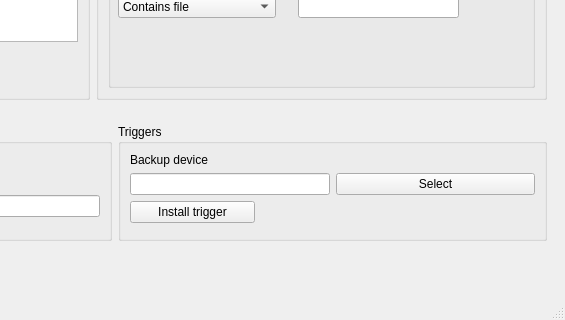
Qt form QuickBackup3/mainwindow.ui (otsakir/lisa-backup) before a commit; both pictures show x 335 to 900 and y 263 to 583 of the 900 by 583 pixel window.
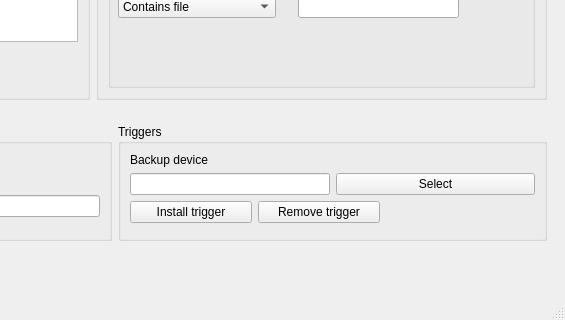
The same form after that commit.

The edit to the form file:
```diff
--- a/QuickBackup3/mainwindow.ui
+++ b/QuickBackup3/mainwindow.ui
@@ -353,6 +353,12 @@
       <layout class="QHBoxLayout" name="horizontalLayout_4">
        <item>
         <widget class="QGroupBox" name="groupBoxDestination">
+         <property name="sizePolicy">
+          <sizepolicy hsizetype="Expanding" vsizetype="Preferred">
+           <horstretch>0</horstretch>
+           <verstretch>0</verstretch>
+          </sizepolicy>
+         </property>
          <property name="title">
           <string>Destination</string>
          </property>
@@ -378,6 +384,9 @@
               <verstretch>0</verstretch>
              </sizepolicy>
             </property>
+            <property name="text">
+             <string/>
+            </property>
            </widget>
           </item>
          </layout>
@@ -434,6 +443,8 @@
            </layout>
           </item>
           <item>
+           <layout class="QHBoxLayout" name="horizontalLayout_6">
+            <item>
            <widget class="QPushButton" name="pushButton_2">
             <property name="minimumSize">
              <size>
@@ -451,6 +462,40 @@
              <string>Install trigger</string>
             </property>
            </widget>
+            </item>
+            <item>
+             <widget class="QPushButton" name="pushButton_4">
+              <property name="minimumSize">
+               <size>
+                <width>122</width>
+                <height>0</height>
+               </size>
+              </property>
+              <property name="maximumSize">
+               <size>
+                <width>125</width>
+                <height>16777215</height>
+               </size>
+              </property>
+              <property name="text">
+               <string>Remove trigger</string>
+              </property>
+             </widget>
+            </item>
+            <item>
+             <spacer name="horizontalSpacer_3">
+              <property name="orientation">
+               <enum>Qt::Horizontal</enum>
+              </property>
+              <property name="sizeHint" stdset="0">
+               <size>
+                <width>40</width>
+                <height>20</height>
+               </size>
+              </property>
+             </spacer>
+            </item>
+           </layout>
           </item>
          </layout>
         </widget>
```
Lines whose indentation alone changed are shown as unchanged.
